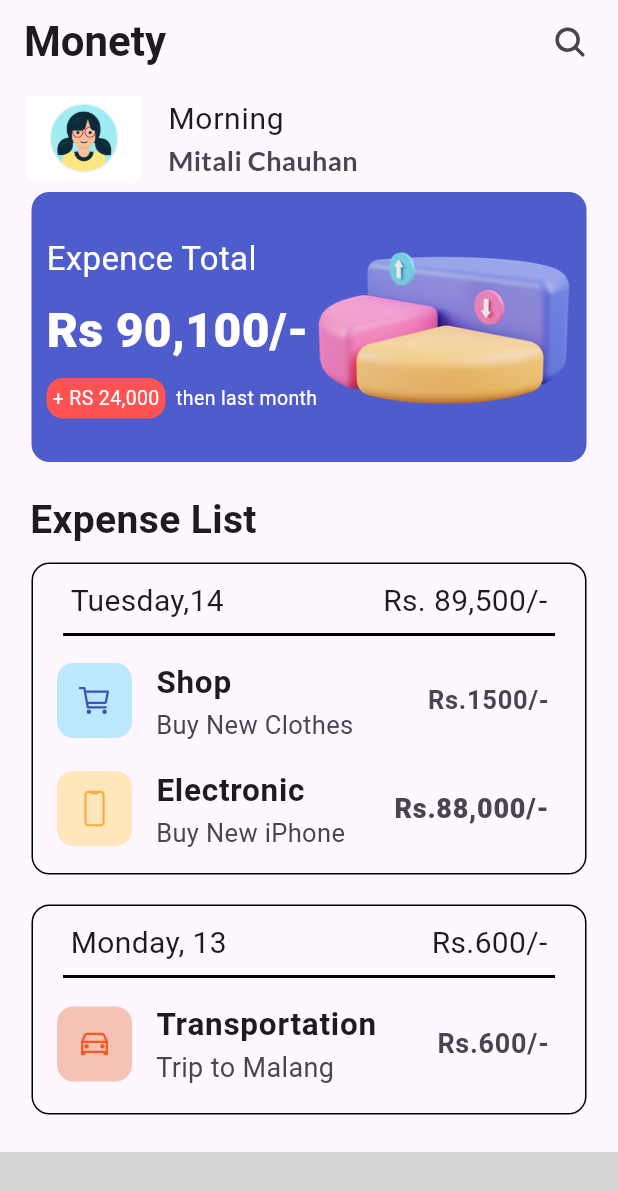
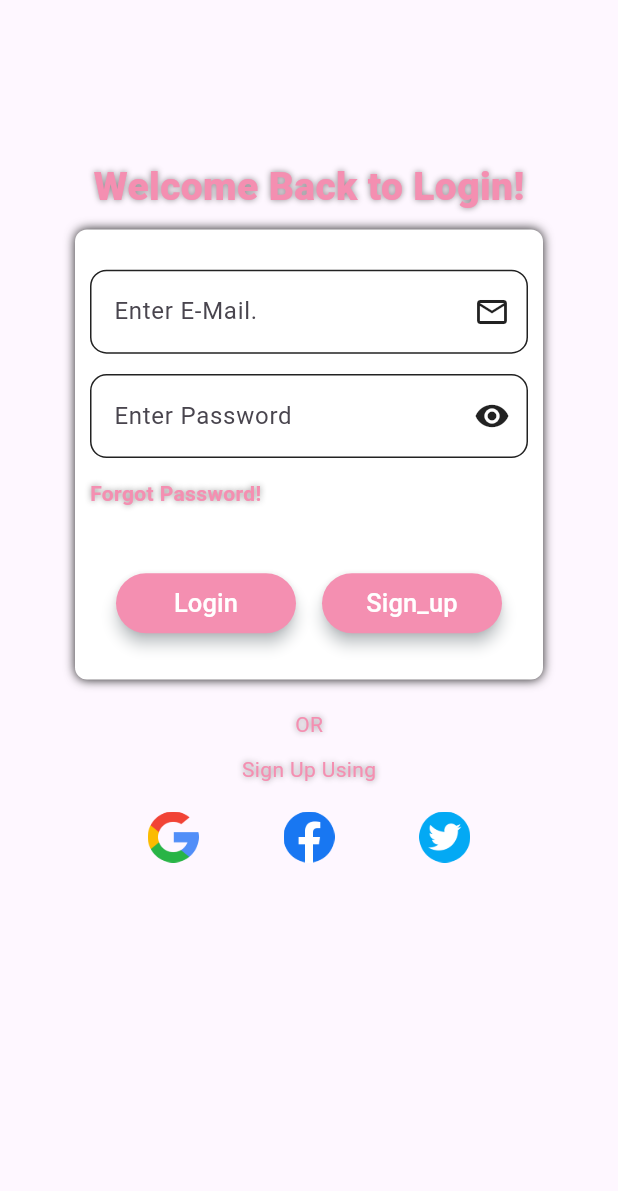
Before and after one commit to LakumM/expece_app, a Flutter app: the screen it shows after launch, after a tap on an icon or button, on a phone screen of 412 x 824 dp. Shown: the top 1191 px of the screen. Run offline on Flutter 3.47's test engine with Material 3 defaults, Android fonts, the phone set to English and light mode, and no system bars; our stand-ins replace google_fonts, ionicons, sqflite; missing offline and left inert: cool_nav, primer_progress_bar; accounts and stored records are empty; Roboto replaces fonts that are missing (Acme, Hahmlet); grey boxes are pictures that could not be loaded.

```diff
--- /dev/null
+++ b/lib/domain/cus_text.dart
@@ -0,0 +1,30 @@
+import 'package:flutter/cupertino.dart';
+import 'package:flutter/material.dart';
+
+class CusEx_Text extends StatelessWidget {
+  String? text;
+  double fSize;
+  dynamic fWeight;
+  Color fColor;
+
+  CusEx_Text(
+      {required this.text,
+      this.fColor = Colors.blue,
+      this.fWeight = FontWeight.bold,
+      this.fSize = 12});
+
+  @override
+  Widget build(BuildContext context) {
+    return Text(text!,
+        style: TextStyle(
+            fontSize: fSize,
+            fontWeight: fWeight,
+            color: fColor,
+            shadows: [
+              Shadow(
+                blurRadius: 5,
+                color: Colors.black45,
+              )
+            ]));
+  }
+}
--- /dev/null
+++ b/lib/domain/cuselevatedbtn.dart
@@ -0,0 +1,25 @@
+import 'package:flutter/material.dart';
+
+class GetElevatedBtn extends StatelessWidget {
+  String? btnName;
+  VoidCallback onTap;
+  GetElevatedBtn({required this.onTap, required this.btnName});
+
+  @override
+  Widget build(BuildContext context) {
+    return ElevatedButton(
+      child: Text(
+        btnName!,
+        textAlign: TextAlign.center,
+        style: TextStyle(fontSize: 17),
+      ),
+      onPressed: onTap,
+      style: ElevatedButton.styleFrom(
+        backgroundColor: Colors.pink.shade200,
+        foregroundColor: Colors.white,
+        shadowColor: Colors.blueGrey.shade200,
+        elevation: 4,
+      ),
+    );
+  }
+}
--- /dev/null
+++ b/lib/domain/textFieldDec.dart
@@ -0,0 +1,38 @@
+import 'package:flutter/material.dart';
+class CusEx_TextField extends StatefulWidget {
+  String? hText;
+  String? lText;
+  dynamic? sIcon;
+  String? sufixText;
+  bool obSecureText;
+  dynamic kebType;
+  dynamic brColor;
+  dynamic suicColor;
+
+
+
+  CusEx_TextField({this.suicColor=Colors.black87,this.obSecureText=false,this.kebType,this.sufixText,this.hText,required this.lText,this.sIcon,this.brColor=Colors.black87});
+
+  @override
+  State<CusEx_TextField> createState() => _GetRRCTextFieldState();
+}
+
+class _GetRRCTextFieldState extends State<CusEx_TextField> {
+  @override
+  Widget build(BuildContext context) {
+    return TextField(
+      keyboardType: widget.kebType,
+      obscureText: widget.obSecureText,
+       decoration: InputDecoration(
+
+          hintText: widget.hText,
+          labelText: widget.lText,
+          suffixText: widget.sufixText,
+          suffixIcon: widget.sIcon,
+          suffixIconColor: widget.suicColor,
+          enabledBorder: OutlineInputBorder(borderSide: BorderSide(color: widget.brColor,),borderRadius: BorderRadius.circular(11)),
+
+         ),
+    );
+  }
+}
--- a/lib/main.dart
+++ b/lib/main.dart
@@ -1,4 +1,5 @@
-import 'package:expece_app/presentation/Screens/ex_homeScreen.dart';
+import 'package:expece_app/presentation/Screens/flash_screen/flash_screen.dart';
+import 'package:expece_app/presentation/Screens/on_board/user_login_screen.dart';
 import 'package:flutter/material.dart';
 
 void main() {
@@ -18,6 +19,6 @@ class MyApp extends StatelessWidget {
           colorScheme: ColorScheme.fromSeed(seedColor: Colors.deepPurple),
           useMaterial3: true,
         ),
-        home: Expence_HomeScreen());
+        home: ExFlash_Screen());
   }
 }
--- a/lib/presentation/Screens/ex_homeScreen.dart
+++ b/lib/presentation/Screens/flash_screen/flash_screen.dart
@@ -1,10 +1,11 @@
 import 'package:expece_app/generated/assets.dart';
-import 'package:expece_app/presentation/Screens/homepage.dart';
+import 'package:expece_app/presentation/Screens/home/botem_navigator.dart';
+import 'package:expece_app/presentation/Screens/on_board/user_login_screen.dart';
 import 'package:flutter/material.dart';
 import 'package:google_fonts/google_fonts.dart';
 import 'package:ionicons/ionicons.dart';
 
-class Expence_HomeScreen extends StatelessWidget {
+class ExFlash_Screen extends StatelessWidget {
   Widget build(BuildContext context) {
     return Scaffold(
       appBar: AppBar(
@@ -86,7 +87,7 @@ class Expence_HomeScreen extends StatelessWidget {
                     onPressed: () {
                       Navigator.pushReplacement(context, MaterialPageRoute(
                         builder: (context) {
-                          return HomePage();
+                          return User_LoginScreen();
                         },
                       ));
                     },
--- a/lib/presentation/Screens/homepage.dart
+++ b/lib/presentation/Screens/home/botem_navigator.dart
@@ -3,14 +3,14 @@ import 'package:flutter/material.dart';
 import 'package:cool_nav/cool_nav.dart';
 import 'home_Screen.dart';
 
-class HomePage extends StatefulWidget {
-  const HomePage({super.key});
+class Bot_Navigator extends StatefulWidget {
+  const Bot_Navigator({super.key});
 
   @override
-  State<HomePage> createState() => HomePageState();
+  State<Bot_Navigator> createState() => Bot_NavigatorState();
 }
 
-class HomePageState extends State<HomePage> {
+class Bot_NavigatorState extends State<Bot_Navigator> {
   int selectedIndex = 0;
 
   List<Widget> navPage = [
--- /dev/null
+++ b/lib/presentation/Screens/on_board/user_login_screen.dart
@@ -0,0 +1,256 @@
+import 'package:expece_app/domain/cus_text.dart';
+import 'package:expece_app/presentation/Screens/on_board/signupscreen.dart';
+import 'package:flutter/material.dart';
+import '../../../domain/cuselevatedbtn.dart';
+import '../../../domain/textFieldDec.dart';
+
+class User_LoginScreen extends StatefulWidget {
+  const User_LoginScreen({super.key});
+
+  @override
+  State<User_LoginScreen> createState() => _User_LoginScreenState();
+}
+
+class _User_LoginScreenState extends State<User_LoginScreen> {
+  bool hideText = true;
+
+  @override
+  Widget build(BuildContext context) {
+    return Scaffold(
+        appBar: AppBar(),
+        body: SingleChildScrollView(
+          child: Column(
+            mainAxisAlignment: MainAxisAlignment.center,
+            children: [
+              Padding(
+                padding: const EdgeInsets.all(50),
+                child: Container(
+                  child: Column(children: [
+                    CusEx_Text(
+                      text: 'Welcome Back to Login!',
+                      fSize: 26,
+                      fWeight: FontWeight.w800,
+                      fColor: Colors.pink.shade200,
+                    ),
+                    SizedBox(height: 10),
+                    Container(
+                      padding:
+                          EdgeInsets.symmetric(vertical: 20, horizontal: 10),
+                      height: 300,
+                      width: double.infinity,
+                      decoration: BoxDecoration(
+                          borderRadius: BorderRadius.circular(8),
+                          color: Colors.white,
+                          boxShadow: [
+                            BoxShadow(blurRadius: 5, color: Colors.black87)
+                          ]),
+                      child: Column(
+                        crossAxisAlignment: CrossAxisAlignment.start,
+                        mainAxisAlignment: MainAxisAlignment.spaceAround,
+                        children: [
+                          CusEx_TextField(
+                            kebType: TextInputType.emailAddress,
+                            lText: 'Enter E-Mail.',
+                            sIcon: Icon(Icons.email_outlined),
+                            sufixText: '@gmail.com',
+                          ),
+                          CusEx_TextField(
+                            obSecureText: hideText,
+                            lText: 'Enter Password',
+                            sIcon: InkWell(
+                              onTap: () {
+                                hideText = !hideText;
+                                setState(() {});
+                              },
+                              child: Icon(hideText
+                                  ? Icons.remove_red_eye
+                                  : Icons.remove_red_eye_outlined),
+                            ),
+                          ),
+                          CusEx_Text(
+                            text: 'Forgot Password!',
+                            fSize: 14,
+                            fWeight: FontWeight.w600,
+                            fColor: Colors.pink.shade200,
+                          ),
+                          SizedBox(height: 12),
+                          SizedBox(
+                            width: double.infinity,
+                            child: Row(
+                              mainAxisAlignment: MainAxisAlignment.spaceEvenly,
+                              children: [
+                                Container(
+                                    width: 120,
+                                    child: GetElevatedBtn(
+                                        onTap: () {}, btnName: 'Login')),
+                                Container(
+                                  width: 120,
+                                  child: GetElevatedBtn(
+                                      onTap: () {
+                                        Navigator.push(
+                                            context,
+                                            MaterialPageRoute(
+                                                builder: (context) =>
+                                                    SignUpScreen()));
+                                      },
+                                      btnName: 'Sign_up'),
+                                ),
+                              ],
+                            ),
+                          ),
+                        ],
+                      ),
+                    ),
+                    SizedBox(
+                      height: 20,
+                    ),
+                    CusEx_Text(
+                      text: 'OR',
+                      fColor: Colors.pink.shade200,
+                      fWeight: FontWeight.w400,
+                      fSize: 14,
+                    ),
+                    SizedBox(
+                      height: 10,
+                    ),
+                    CusEx_Text(
+                      text: 'Sign Up Using',
+                      fColor: Colors.pink.shade200,
+                      fWeight: FontWeight.w400,
+                      fSize: 14,
+                    ),
+                    Container(
+                      margin: EdgeInsets.symmetric(vertical: 10),
+                      height: 50,
+                      width: 350,
+                      child: Row(
+                        mainAxisAlignment: MainAxisAlignment.spaceEvenly,
+                        children: [
+                          IconButton(
+                              onPressed: () {},
+                              icon:
+                                  Image.asset('assets/pngImage/ic_google.png')),
+                          IconButton(
+                              onPressed: () {},
+                              icon: Image.asset(
+                                  'assets/pngImage/ic_facebook.png')),
+                          IconButton(
+                              onPressed: () {},
+                              icon: Image.asset(
+                                  'assets/pngImage/ic_twitter.png')),
+                        ],
+                      ),
+                    )
+                  ]),
+                ),
+              ),
+            ],
+          ),
+        ));
+  }
+}
+
+/*SingleChildScrollView(
+        child: Center(
+          child: Column(
+            children: [
+              Text(
+                'Wellcome Back....!',
+                style: TextStyle(fontWeight: FontWeight.w600, fontSize: 32),
+              ),
+              SizedBox(height: 20),
+              Container(
+                padding: EdgeInsets.symmetric(vertical: 30, horizontal: 20),
+                height: MediaQuery.of(context).size.height * 0.5,
+                width: MediaQuery.of(context).size.width * 0.8,
+                decoration: BoxDecoration(
+                    color: Colors.white,
+                    borderRadius: BorderRadius.circular(22),
+                    boxShadow: [
+                      BoxShadow(
+                          color: Colors.black,
+                          spreadRadius: 0.5,
+                          blurRadius: 11)
+                    ]),
+                child: Column(
+                  mainAxisAlignment: MainAxisAlignment.center,
+                  children: [
+                    Text(
+                      'Login',
+                      style: TextStyle(
+                          fontSize: 30,
+                          fontWeight: FontWeight.bold,
+                          color: Colors.pink.shade200),
+                    ),
+                    SizedBox(
+                      height: 30,
+                    ),
+                    TextField(
+                      decoration: InputDecoration(
+                          enabledBorder: OutlineInputBorder(
+                              borderSide: BorderSide(
+                                  width: 2,
+                                  strokeAlign: 2,
+                                  color: Colors.pink.shade200),
+                              borderRadius: BorderRadius.circular(22)),
+                          border: OutlineInputBorder(
+                              borderRadius: BorderRadius.circular(22))),
+                    ),
+                    SizedBox(
+                      height: 20,
+                    ),
+                    TextField(
+                      decoration: InputDecoration(
+                          enabledBorder: OutlineInputBorder(
+                              borderSide: BorderSide(
+                                  width: 2,
+                                  strokeAlign: 2,
+                                  color: Colors.pink.shade200),
+                              borderRadius: BorderRadius.circular(22)),
+                          border: OutlineInputBorder(
+                              borderRadius: BorderRadius.circular(22))),
+                    ),
+                    SizedBox(
+                      height: 20,
+                    ),
+                    Align(
+                        alignment: Alignment.bottomLeft,
+                        child: Text(
+                          ' Forgot Password!',
+                          style: TextStyle(
+                              color: Colors.deepPurpleAccent.shade700,
+                              fontSize: 18,
+                              fontWeight: FontWeight.w600),
+                        )),
+                    SizedBox(height: 20),
+                    Row(
+                        mainAxisAlignment: MainAxisAlignment.spaceEvenly,
+                        children: [
+                          Container(
+                              width: 120,
+                              child: ElevatedButton(
+                                  onPressed: () {},
+                                  child: Text('Login'),
+                                  style: ElevatedButton.styleFrom(
+                                      backgroundColor: Colors.pink.shade200,
+                                      foregroundColor: Colors.white))),
+                          SizedBox(
+                            height: 20,
+                          ),
+                          Container(
+                              width: 120,
+                              child: ElevatedButton(
+                                  onPressed: () {},
+                                  child: Text('Signup'),
+                                  style: ElevatedButton.styleFrom(
+                                      backgroundColor: Colors.pink.shade200,
+                                      foregroundColor: Colors.white))),
+                        ]),
+                  ],
+                ),
+              ),
+              Text('Login To Social Media'),
+            ],
+          ),
+        ),
+      ),*/
--- a/pubspec.yaml
+++ b/pubspec.yaml
@@ -39,6 +39,9 @@ dependencies:
   ionicons: ^0.2.2
   cool_nav: ^0.1.1
   primer_progress_bar: ^0.4.1
+  sqflite: ^2.3.3
+  path_provider: ^2.1.3
+  provider: ^6.1.2
 
 
 dev_dependencies:
```
Also changed, not shown: lib/Data/repository/local/database_helper.dart (added, +56 -0 lines), lib/presentation/Screens/home/home_Screen.dart (renamed from lib/presentation/Screens/home_Screen.dart, +11 -2 lines), lib/presentation/Screens/on_board/signupscreen.dart (added, +77 -0 lines), lib/presentation/Screens/statistic.dart (+14 -0 lines), assets/pngImage/ic_facebook.png (added), assets/pngImage/ic_facebookrec.png (added), assets/pngImage/ic_google.png (added), assets/pngImage/ic_twitter.png (added), lib/generated/assets.dart, pubspec.lock, 1 other file.
